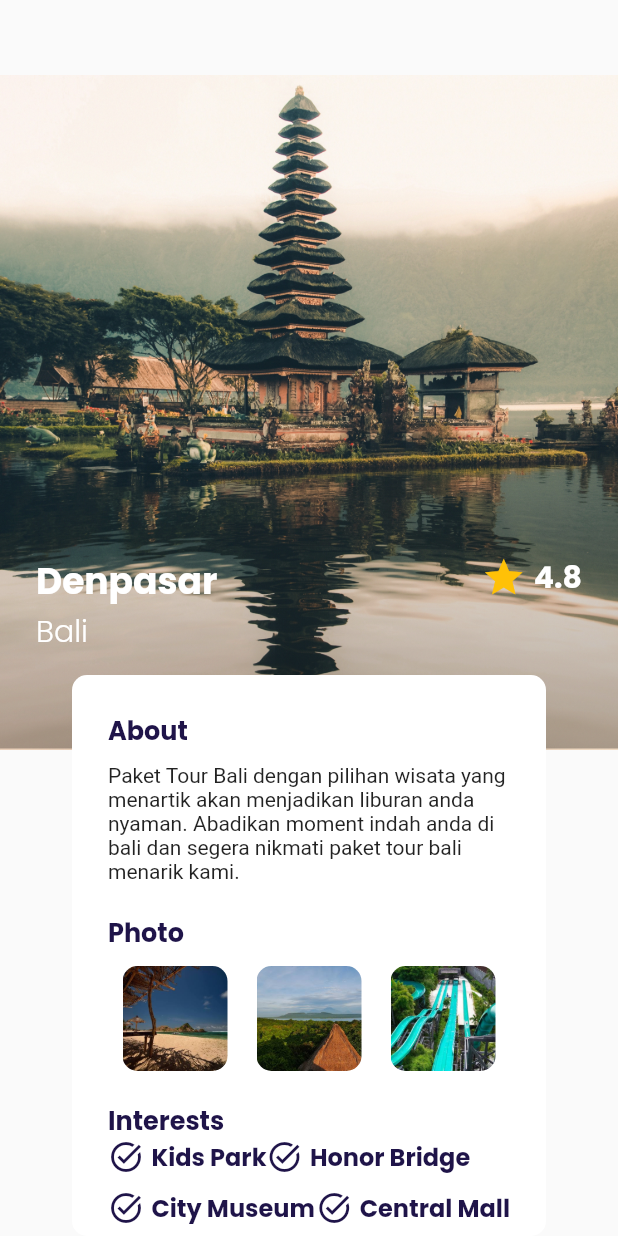
After one commit to masendhy/piknik_travel_app, a Flutter app: the MainPage screen opened by its route, after a tap on "5.0", on a phone screen of 412 x 824 dp. The commit adds this screen. Run offline on Flutter 3.47's test engine with Material 2 defaults, Android fonts, the phone set to English and light mode, and no system bars; our stand-ins replace google_fonts.

Commit message:
new file:   assets/kuta.jpeg         new file:   assets/nasionalpark.jpeg         new file:   assets/waterboom.jpeg         new file:   lib/ui/pages/detail_page.dart         modified:   lib/ui/pages/get_started_page.dart         modified:   lib/ui/widgets/destination_card.dart         modified:   lib/ui/widgets/destination_tile.dart

```diff
--- /dev/null
+++ b/lib/ui/pages/detail_page.dart
@@ -0,0 +1,266 @@
+import 'package:flutter/material.dart';
+import 'package:piknik/core.dart';
+
+class DetailPage extends StatelessWidget {
+  const DetailPage({super.key});
+
+  @override
+  Widget build(BuildContext context) {
+    Widget backgroundImage() {
+      return Container(
+        margin: EdgeInsets.only(top: 50),
+        width: double.infinity,
+        height: 450,
+        decoration: BoxDecoration(
+            image: DecorationImage(
+                fit: BoxFit.cover, image: AssetImage('assets/bali.jpg'))),
+      );
+    }
+
+    Widget customShadow() {
+      return Container(
+        width: double.infinity,
+        height: 214,
+        margin: EdgeInsets.only(top: 285),
+        decoration: BoxDecoration(
+            gradient: LinearGradient(
+                begin: Alignment.topCenter,
+                end: Alignment.bottomCenter,
+                colors: [
+              Colors.black.withOpacity(0),
+              Colors.black.withOpacity(0.3)
+            ])),
+      );
+    }
+
+    Widget kontenBoard() {
+      return Container(
+        width: double.infinity,
+        margin: EdgeInsets.only(
+            top: 370, left: defaultMargin, right: defaultMargin),
+        child: Row(
+          mainAxisAlignment: MainAxisAlignment.spaceAround,
+          children: [
+            Expanded(
+              child: Column(
+                crossAxisAlignment: CrossAxisAlignment.start,
+                children: [
+                  Text(
+                    'Denpasar',
+                    style: whiteTextStyle.copyWith(
+                        fontSize: 24,
+                        fontWeight: FontWeight.w700,
+                        overflow: TextOverflow.ellipsis),
+                  ),
+                  Text(
+                    'Bali',
+                    style: whiteTextStyle.copyWith(
+                        fontSize: 20,
+                        fontWeight: FontWeight.w300,
+                        overflow: TextOverflow.ellipsis),
+                  )
+                ],
+              ),
+            ),
+            Column(
+              children: [
+                Row(
+                  children: [
+                    Icon(
+                      Icons.star,
+                      color: Colors.amber,
+                      size: 30,
+                    ),
+                    SizedBox(
+                      width: 5,
+                    ),
+                    Text(
+                      '4.8',
+                      style: whiteTextStyle.copyWith(
+                          fontSize: 20, fontWeight: FontWeight.w700),
+                    )
+                  ],
+                )
+              ],
+            )
+          ],
+        ),
+      );
+    }
+
+    Widget detailCard() {
+      return Container(
+        width: double.infinity,
+        height: 450,
+        margin: EdgeInsets.only(
+          top: 450,
+          left: 2 * defaultMargin,
+          right: 2 * defaultMargin,
+        ),
+        decoration: BoxDecoration(
+            color: whiteColor,
+            borderRadius: BorderRadius.circular(defaultRadius)),
+        child: Padding(
+          padding: EdgeInsets.all(defaultMargin),
+          child: Column(
+            crossAxisAlignment: CrossAxisAlignment.start,
+            children: [
+              Text(
+                'About',
+                style: blackTextStyle.copyWith(
+                    fontSize: 17, fontWeight: FontWeight.w700),
+              ),
+              SizedBox(
+                height: 10,
+              ),
+              Text(
+                  'Paket Tour Bali dengan pilihan wisata yang menartik akan menjadikan liburan anda nyaman. Abadikan moment indah anda di bali dan segera nikmati paket tour bali menarik kami.'),
+              SizedBox(
+                height: 20,
+              ),
+              Column(
+                crossAxisAlignment: CrossAxisAlignment.start,
+                children: [
+                  Text(
+                    'Photo',
+                    style: blackTextStyle.copyWith(
+                        fontWeight: FontWeight.w700, fontSize: 17),
+                  ),
+                  SizedBox(
+                    height: 10,
+                  ),
+                  Row(
+                    mainAxisAlignment: MainAxisAlignment.spaceAround,
+                    children: [
+                      Container(
+                          width: 70,
+                          height: 70,
+                          decoration: BoxDecoration(
+                              image: DecorationImage(
+                                  image: AssetImage('assets/kuta.jpeg'),
+                                  fit: BoxFit.cover),
+                              borderRadius:
+                                  BorderRadius.circular(defaultRadius))),
+                      Container(
+                          width: 70,
+                          height: 70,
+                          decoration: BoxDecoration(
+                              image: DecorationImage(
+                                  image: AssetImage('assets/nasionalpark.jpeg'),
+                                  fit: BoxFit.cover),
+                              borderRadius:
+                                  BorderRadius.circular(defaultRadius))),
+                      Container(
+                          width: 70,
+                          height: 70,
+                          decoration: BoxDecoration(
+                              image: DecorationImage(
+                                  image: AssetImage('assets/waterboom.jpeg'),
+                                  fit: BoxFit.cover),
+                              borderRadius:
+                                  BorderRadius.circular(defaultRadius))),
+                    ],
+                  ),
+                  SizedBox(
+                    height: 20,
+                  ),
+                  Text(
+                    'Interests',
+                    style: blackTextStyle.copyWith(
+                        fontSize: 17, fontWeight: FontWeight.w700),
+                  ),
+                  Row(
+                    children: [
+                      Row(
+                        children: [
+                          Icon(
+                            Icons.task_alt,
+                            color: blackColor,
+                          ),
+                          SizedBox(
+                            width: 5,
+                          ),
+                          Text(
+                            'Kids Park',
+                            style: blackTextStyle.copyWith(
+                                fontSize: 16, fontWeight: FontWeight.w700),
+                          )
+                        ],
+                      ),
+                      Row(
+                        children: [
+                          Icon(
+                            Icons.task_alt,
+                            color: blackColor,
+                          ),
+                          SizedBox(
+                            width: 5,
+                          ),
+                          Text(
+                            'Honor Bridge',
+                            style: blackTextStyle.copyWith(
+                                fontSize: 16, fontWeight: FontWeight.w700),
+                          )
+                        ],
+                      ),
+                    ],
+                  ),
+                  SizedBox(
+                    height: 10,
+                  ),
+                  Row(
+                    mainAxisAlignment: MainAxisAlignment.spaceBetween,
+                    children: [
+                      Row(
+                        children: [
+                          Icon(
+                            Icons.task_alt,
+                            color: blackColor,
+                          ),
+                          SizedBox(
+                            width: 5,
+                          ),
+                          Text(
+                            'City Museum',
+                            style: blackTextStyle.copyWith(
+                                fontSize: 16, fontWeight: FontWeight.w700),
+                          )
+                        ],
+                      ),
+                      Row(
+                        children: [
+                          Icon(
+                            Icons.task_alt,
+                            color: blackColor,
+                          ),
+                          SizedBox(
+                            width: 5,
+                          ),
+                          Text(
+                            'Central Mall',
+                            style: blackTextStyle.copyWith(
+                                fontSize: 16, fontWeight: FontWeight.w700),
+                          )
+                        ],
+                      ),
+                    ],
+                  )
+                ],
+              )
+            ],
+          ),
+        ),
+      );
+    }
+
+    return Scaffold(
+      backgroundColor: backgorundColor,
+      body: Stack(children: [
+        backgroundImage(),
+        customShadow(),
+        kontenBoard(),
+        detailCard()
+      ]),
+    );
+  }
+}
--- a/lib/ui/pages/get_started_page.dart
+++ b/lib/ui/pages/get_started_page.dart
@@ -16,7 +16,8 @@ class GetStarted extends StatelessWidget {
             width: double.infinity,
             height: double.infinity,
             decoration: BoxDecoration(
-                image: DecorationImage(image: AssetImage('assets/sunset.jpg'))),
+                image: DecorationImage(
+                    fit: BoxFit.cover, image: AssetImage('assets/sunset.jpg'))),
           ),
           Center(
             child: Column(
--- a/lib/ui/widgets/destination_card.dart
+++ b/lib/ui/widgets/destination_card.dart
@@ -1,5 +1,6 @@
 import 'package:flutter/material.dart';
 import 'package:piknik/shared/theme.dart';
+import 'package:piknik/ui/pages/detail_page.dart';
 
 class DestinationCard extends StatelessWidget {
   final String name;
@@ -15,7 +16,12 @@ class DestinationCard extends StatelessWidget {
 
   @override
   Widget build(BuildContext context) {
-    return Container(
+    return GestureDetector(
+      onTap: () {
+        Navigator.push(
+            context, MaterialPageRoute(builder: (context) => DetailPage()));
+      },
+      child: Container(
         margin: EdgeInsets.only(left: defaultMargin),
         padding: EdgeInsets.all(defaultMargin),
         width: 200,
@@ -40,8 +46,9 @@ class DestinationCard extends StatelessWidget {
                       color: whiteColor),
                   height: 30,
                   width: 55,
-                child:
-                    Row(mainAxisAlignment: MainAxisAlignment.center, children: [
+                  child: Row(
+                      mainAxisAlignment: MainAxisAlignment.center,
+                      children: [
                         const Icon(
                           Icons.star,
                           size: 24.0,
@@ -68,11 +75,13 @@ class DestinationCard extends StatelessWidget {
                       fontSize: 15,
                       overflow: TextOverflow.ellipsis),
                 ),
-              Text(city, style: greyTextStyle, overflow: TextOverflow.ellipsis),
+                Text(city,
+                    style: greyTextStyle, overflow: TextOverflow.ellipsis),
               ],
             )
           ],
         ),
+      ),
     );
   }
 }
--- a/lib/ui/widgets/destination_tile.dart
+++ b/lib/ui/widgets/destination_tile.dart
@@ -1,5 +1,6 @@
 import 'package:flutter/material.dart';
 import 'package:piknik/shared/theme.dart';
+import 'package:piknik/ui/pages/detail_page.dart';
 
 class DestinationTile extends StatelessWidget {
   final String name;
@@ -15,7 +16,12 @@ class DestinationTile extends StatelessWidget {
 
   @override
   Widget build(BuildContext context) {
-    return Container(
+    return GestureDetector(
+      onTap: (() {
+        Navigator.push(
+            context, MaterialPageRoute(builder: (context) => DetailPage()));
+      }),
+      child: Container(
         margin: EdgeInsets.only(top: 20),
         padding: EdgeInsets.all(10),
         width: double.infinity,
@@ -45,7 +51,8 @@ class DestinationTile extends StatelessWidget {
                 ),
                 Text(
                   city,
-                style: greyTextStyle.copyWith(overflow: TextOverflow.ellipsis),
+                  style:
+                      greyTextStyle.copyWith(overflow: TextOverflow.ellipsis),
                 ),
               ],
             ),
@@ -66,6 +73,7 @@ class DestinationTile extends StatelessWidget {
             ],
           )
         ]),
+      ),
     );
   }
 }
```
Also changed, not shown: assets/kuta.jpeg (added), assets/nasionalpark.jpeg (added), assets/waterboom.jpeg (added), 1 other file. Lines whose indentation alone changed are shown as unchanged.
